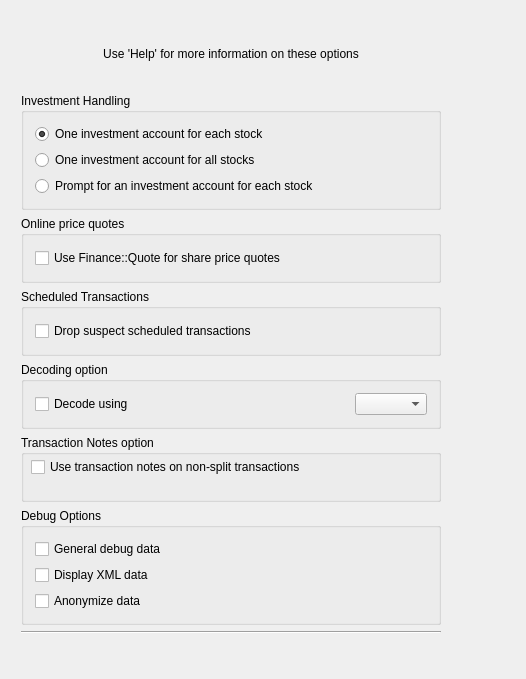
First picture: the form in kmymoney/dialogs/kgncimportoptionsdlgdecl.ui, repository KDE/kmymoney, before the edit.
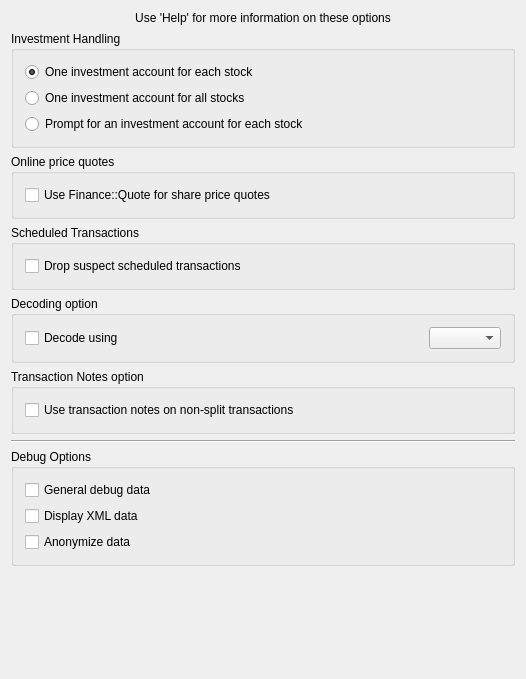
Second picture: the form after the edit. Custom widgets are drawn as their Qt base class.

Commit message: Fixed layouts of GNC importer dialogs

```diff
--- a/kmymoney/dialogs/kgncimportoptionsdlgdecl.ui
+++ b/kmymoney/dialogs/kgncimportoptionsdlgdecl.ui
@@ -19,16 +19,7 @@
   <property name="windowTitle">
    <string>GnuCash Import Options</string>
   </property>
-  <widget class="QWidget" name="layout8">
-   <property name="geometry">
-    <rect>
-     <x>10</x>
-     <y>9</y>
-     <width>442</width>
-     <height>636</height>
-    </rect>
-   </property>
-   <layout class="QVBoxLayout">
+  <layout class="QVBoxLayout" name="verticalLayout_2">
     <item>
      <widget class="QLabel" name="textLabel1">
       <property name="text">
@@ -175,22 +166,28 @@
       <property name="title">
        <string>Transaction Notes option</string>
       </property>
+     <layout class="QVBoxLayout" name="verticalLayout">
+      <item>
       <widget class="QCheckBox" name="checkTxNotes">
-       <property name="geometry">
-        <rect>
-         <x>10</x>
-         <y>20</y>
-         <width>420</width>
-         <height>24</height>
-        </rect>
-       </property>
        <property name="text">
         <string>Use transaction notes on non-split transactions</string>
        </property>
        <attribute name="buttonGroup">
-        <string comment="KDE::DoNotExtract">buttonGroup18</string>
-       </attribute>
-      </widget>
+         <string>buttonGroup18</string>
+        </attribute>
+       </widget>
+      </item>
+     </layout>
+    </widget>
+   </item>
+   <item>
+    <widget class="Line" name="line1">
+     <property name="frameShape">
+      <enum>QFrame::HLine</enum>
+     </property>
+     <property name="frameShadow">
+      <enum>QFrame::Sunken</enum>
+     </property>
      </widget>
     </item>
     <item>
@@ -233,17 +230,19 @@
      </widget>
     </item>
     <item>
-     <widget class="Line" name="line1">
-      <property name="frameShape">
-       <enum>QFrame::HLine</enum>
-      </property>
-      <property name="frameShadow">
-       <enum>QFrame::Sunken</enum>
-      </property>
-     </widget>
-    </item>
-   </layout>
-  </widget>
+    <spacer name="verticalSpacer">
+     <property name="orientation">
+      <enum>Qt::Vertical</enum>
+     </property>
+     <property name="sizeHint" stdset="0">
+      <size>
+       <width>20</width>
+       <height>25</height>
+      </size>
+     </property>
+    </spacer>
+   </item>
+  </layout>
  </widget>
  <layoutdefault spacing="6" margin="11"/>
  <customwidgets>
```
Left out of the diff: 12 changed lines with no effect on the pictures. Lines whose indentation alone changed are shown as unchanged. The commit also changes 1 other file.
